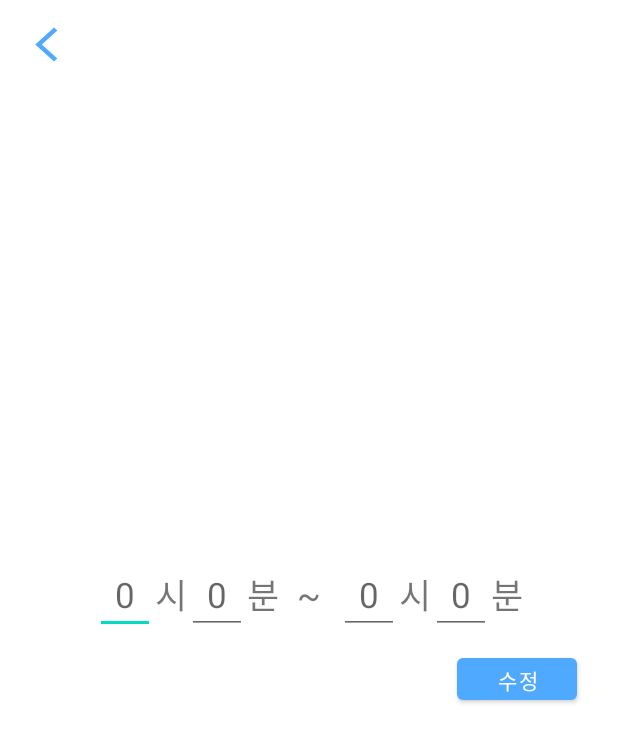
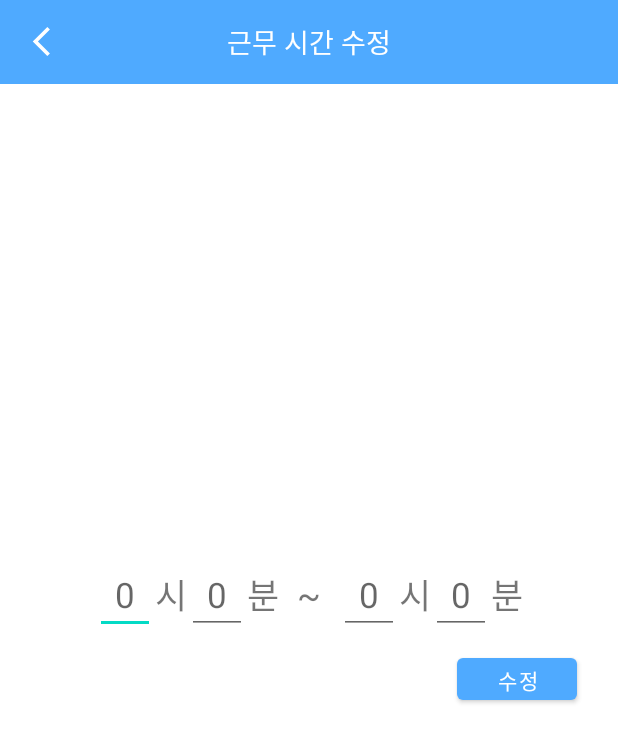
Before and after one commit to y3l512/GURUTest, an Android app: the DialogActivity screen opened directly, with no data from a screen before it, on a phone screen of 412 x 824 dp. Shown: the top 742 px of the screen. Run offline under Robolectric (Android 15) with nearby library versions, the phone set to English and light mode, and no system bars; 3 statements that could not run were skipped.

Commit message:
위젯 설정 삭제 캘린더 햄버거 시급 계산기 수정 근무시간 수정 툴바 수정

```diff
--- a/app/src/main/java/com/example/gurutest/CalenderActivity.kt
+++ b/app/src/main/java/com/example/gurutest/CalenderActivity.kt
@@ -216,7 +216,10 @@ class CalenderActivity : AppCompatActivity(), NavigationView.OnNavigationItemSel
             startActivity(Intent(this, MainActivity::class.java))
         }
 
+        naviView1.setNavigationItemSelectedListener(this)
+
     }
+
 
     //햄버거 메뉴의 메뉴들 클릭 시
     override fun onNavigationItemSelected(item: MenuItem): Boolean {
@@ -224,8 +227,8 @@ class CalenderActivity : AppCompatActivity(), NavigationView.OnNavigationItemSel
         {
             //시급 계산기로
             R.id.calculator-> startActivity(Intent(this, Calculator2::class.java))
-            //새알바 등록
-            R.id.widgetsetting-> Toast.makeText(applicationContext,"위젯설정으로 이동", Toast.LENGTH_SHORT).show()
+
+
         }
         layout_drawer.closeDrawers()
         return false
--- a/app/src/main/java/com/example/gurutest/MainActivity.kt
+++ b/app/src/main/java/com/example/gurutest/MainActivity.kt
@@ -192,8 +192,7 @@ class MainActivity : AppCompatActivity(), NavigationView.OnNavigationItemSelecte
         {
             //시급 계산기로
             R.id.calculator-> startActivity(Intent(this, Calculator2::class.java))
-            //새알바 등록
-            R.id.widgetsetting-> Toast.makeText(applicationContext,"위젯설정으로 이동", Toast.LENGTH_SHORT).show()
+
         }
         layout_drawer.closeDrawers()
         return false
--- a/app/src/main/res/layout/activity_calender.xml
+++ b/app/src/main/res/layout/activity_calender.xml
@@ -235,7 +235,7 @@
     </androidx.constraintlayout.widget.ConstraintLayout>
 
     <com.google.android.material.navigation.NavigationView
-        android:id="@+id/naviView"
+        android:id="@+id/naviView1"
         android:layout_width="wrap_content"
         android:layout_height="match_parent"
         android:layout_gravity="end"
--- a/app/src/main/res/layout/activity_dialog.xml
+++ b/app/src/main/res/layout/activity_dialog.xml
@@ -7,17 +7,34 @@
     android:layout_gravity="center"
     android:orientation="vertical">
 
-    <Button
-        android:id="@+id/dlgbackBtn"
-        android:layout_width="30dp"
-        android:layout_height="27dp"
-        android:layout_marginStart="16dp"
-        android:layout_marginTop="16dp"
-        android:background="@drawable/ic_baseline_arrow_back_ios_new_24"
-        android:backgroundTint="#858585"
-        android:visibility="visible"
+    <androidx.appcompat.widget.Toolbar
+        android:id="@+id/toolbar"
+        android:layout_width="match_parent"
+        android:layout_height="wrap_content"
+        android:background="@color/skyblue"
+        app:layout_constraintEnd_toEndOf="parent"
         app:layout_constraintStart_toStartOf="parent"
-        app:layout_constraintTop_toTopOf="parent" />
+        app:layout_constraintTop_toTopOf="parent">
+
+        <ImageView
+            android:id="@+id/dlgbackBtn"
+            android:layout_width="23dp"
+            android:layout_height="23dp"
+            android:layout_marginLeft="1dp"
+            android:src="@drawable/ic_baseline_arrow_back_ios_new_24" />
+
+        <TextView
+            android:layout_width="wrap_content"
+            android:layout_height="wrap_content"
+            android:text="근무 시간 수정"
+            android:layout_gravity="center"
+            android:textColor="@color/white"
+            android:textSize="18dp" />
+
+
+    </androidx.appcompat.widget.Toolbar>
+
+
 
     <LinearLayout
         android:layout_width="match_parent"
--- a/app/src/main/res/layout/activity_main.xml
+++ b/app/src/main/res/layout/activity_main.xml
@@ -113,7 +113,7 @@
             android:layout_marginBottom="28dp"
             android:layout_marginEnd="28dp"
             android:clickable="true"
-            app:backgroundTint="@color/yellow"
+            app:backgroundTint="#F6AE46"
             app:fabCustomSize="60dp"
             app:layout_constraintBottom_toBottomOf="parent"
             app:layout_constraintEnd_toEndOf="parent"
--- a/app/src/main/res/menu/navi_menu.xml
+++ b/app/src/main/res/menu/navi_menu.xml
@@ -6,9 +6,6 @@
         <item android:id="@+id/calculator"
             android:title="시급 계산기" />
 
-        <item android:id="@+id/widgetsetting"
-            android:title="위젯 설정" />
-
 
 
     </group>
```
